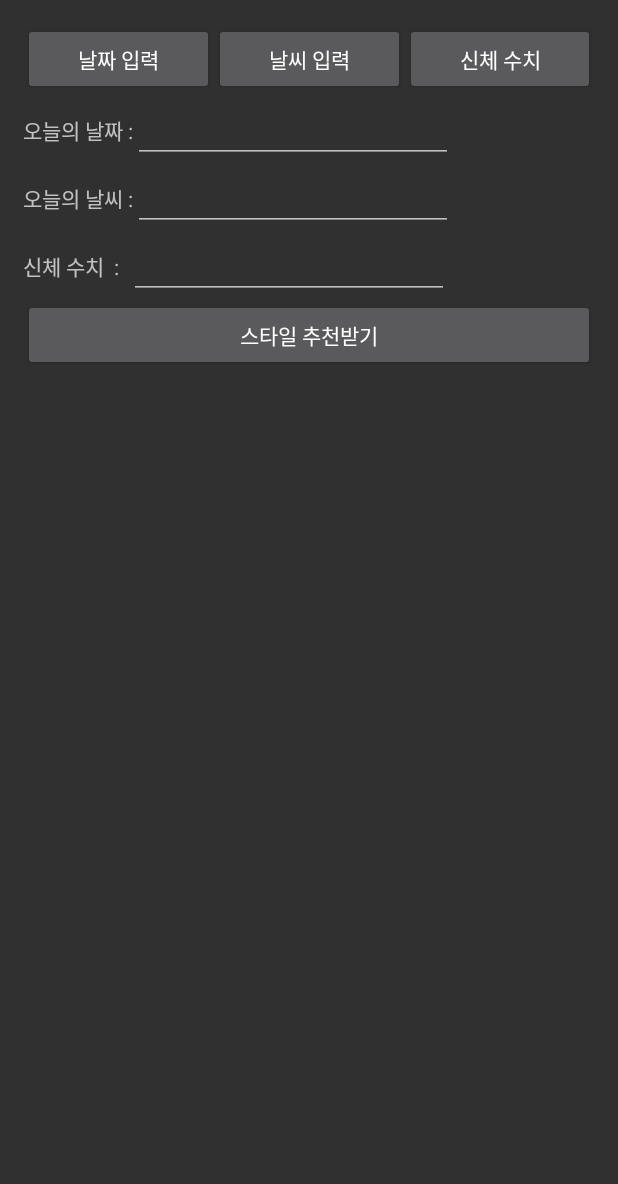
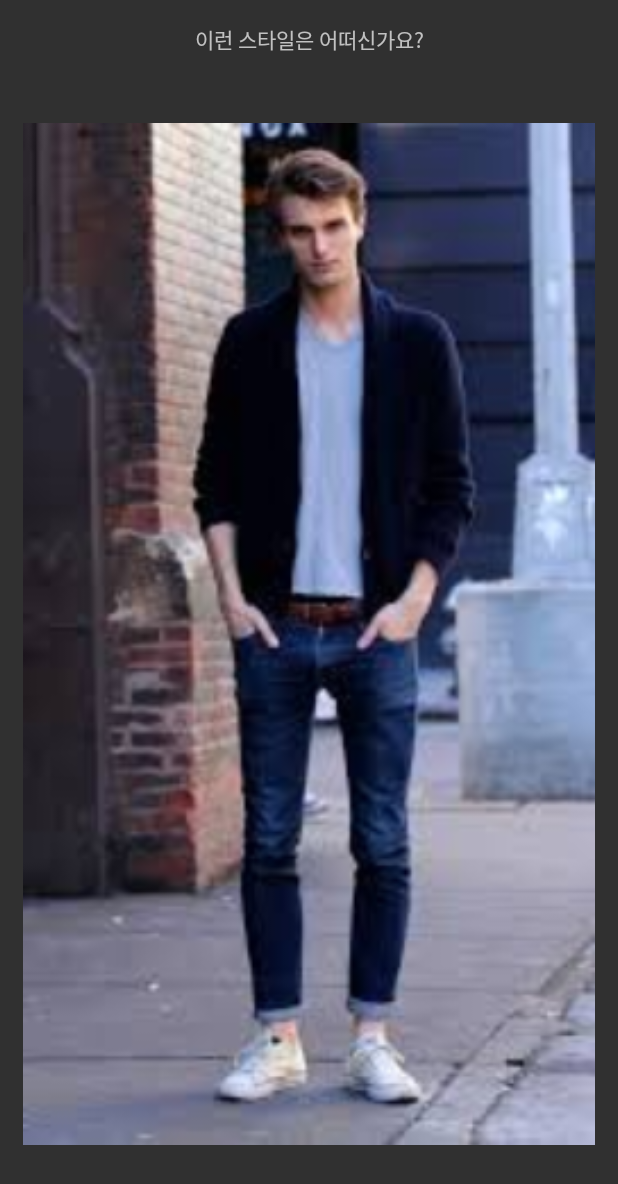
Before and after one commit to uiopuipo/Android, an Android app: the screen it shows after launch (MainActivity before the commit, StyleActivity after it), after a tap on "스타일 추천받기", on a phone screen of 412 x 824 dp. Shown: the top 1184 px of the screen. Run offline under Robolectric (Android 15) with nearby library versions, the phone set to English and light mode, and no system bars.

Commit message:
5월 29일 StyleActivity 제외하고 완성

```diff
--- a/app/src/main/java/com/example/jks/project/DateActivity.java
+++ b/app/src/main/java/com/example/jks/project/DateActivity.java
@@ -32,7 +32,8 @@ public class DateActivity extends AppCompatActivity {
         button.setOnClickListener(new View.OnClickListener() {
             public void onClick(View v) {
                 Intent intent = new Intent();
-                intent.putExtra("DATE_DATA", editText.getText().toString());
+                intent.putExtra("DATE_DATA1", editText.getText().toString());
+                intent.putExtra("DATE_DATA2",mMonth+1);
                 setResult(RESULT_OK, intent);
                 finish();
             }
--- a/app/src/main/java/com/example/jks/project/MainActivity.java
+++ b/app/src/main/java/com/example/jks/project/MainActivity.java
@@ -27,8 +27,11 @@ public class MainActivity extends AppCompatActivity implements View.OnClickListe
     final static int WEATHER_CODE = 2;
     final static int PERSONAL_CODE = 3;
     final static int STYLE_CODE = 4;
-    EditText editText1, editText2, editText3, editText4;
+    EditText editText1, editText2, editText3, editText4, editText5;
     double bmi;
+    int month;
+    String weather;
+    double temperature;
 
     @Override
     protected void onCreate(Bundle savedInstanceState) {
@@ -41,6 +44,8 @@ public class MainActivity extends AppCompatActivity implements View.OnClickListe
         editText1 = (EditText) findViewById(R.id.MeditText1);
         editText2 = (EditText) findViewById(R.id.MeditText2);
         editText3 = (EditText) findViewById(R.id.MeditText3);
+        editText4 = (EditText) findViewById(R.id.MeditText4);
+        editText5 = (EditText) findViewById(R.id.MeditText5);
     }
 
     private boolean isEmpty(EditText etText) {
@@ -67,14 +72,18 @@ public class MainActivity extends AppCompatActivity implements View.OnClickListe
                 if(isEmpty(editText1) || isEmpty(editText2) || isEmpty(editText3)) {
                     Toast.makeText(getApplicationContext(), "정보를 입력하세요."
                             ,Toast.LENGTH_SHORT).show();
+                    intent = new Intent(MainActivity.this, StyleActivity.class);
+                    intent.putExtra("MAIN_DATA1", month); // 날짜 -> 계절
+                    intent.putExtra("MAIN_DATA2", weather); // 날씨 -> 우산체크
+                    intent.putExtra("MAIN_DATA3", temperature); // 온도 -> 옷의 두께
+                    intent.putExtra("MAIN_DATA4", bmi); // bmi -> 스타일
+                    startActivityForResult(intent, STYLE_CODE);
                 } else {
                     intent = new Intent(MainActivity.this, StyleActivity.class);
-                    intent.putExtra("MAIN_DATA1", bmi); // 날짜 -> 계절
-                    intent.putExtra("MAIN_DATA2", bmi); // 날씨 -> 옷의 두께, 우산체크
-                    intent.putExtra("MAIN_DATA3", bmi); //
-                    intent.putExtra("MAIN_DATA4", bmi);
-                    intent.putExtra("MAIN_DATA5", bmi);
-                    //위의 3개의 결과를 바탕으로 값을 계산해 인텐트로 넘긴다.
+                    intent.putExtra("MAIN_DATA1", month); // 날짜 -> 계절
+                    intent.putExtra("MAIN_DATA2", weather); // 날씨 -> 우산체크
+                    intent.putExtra("MAIN_DATA3", temperature); // 온도 -> 옷의 두께
+                    intent.putExtra("MAIN_DATA4", bmi); // bmi -> 스타일
                     startActivityForResult(intent, STYLE_CODE);
                 }
                 break;
@@ -85,13 +94,16 @@ public class MainActivity extends AppCompatActivity implements View.OnClickListe
     protected void onActivityResult(int requestCode, int resultCode, Intent data){
         if(requestCode == DATE_CODE) {
             if(resultCode == RESULT_OK) {
-                editText1.setText(data.getStringExtra("DATE_DATA"));
+                editText1.setText(data.getStringExtra("DATE_DATA1"));
+                month = data.getIntExtra("DATE_DATA2", 0);
             }
         }else if(requestCode == WEATHER_CODE) {
             if(resultCode == RESULT_OK) {
-                String string1 = data.getStringExtra("WEATHER_DATA1");
-                String string2 = data.getStringExtra("WEATHER_DATA2");
-                editText2.setText("날씨: " +string1 +", 온도 : "+ string2 +"도");
+                weather = data.getStringExtra("WEATHER_DATA1");
+                String string = data.getStringExtra("WEATHER_DATA2");
+                temperature = Double.parseDouble(string.toString());
+                editText2.setText("날씨: " +weather);
+                editText3.setText("온도 : "+ temperature +"도");
             }
         }else if(requestCode == PERSONAL_CODE) {
             if(resultCode == RESULT_OK) {
@@ -100,11 +112,11 @@ public class MainActivity extends AppCompatActivity implements View.OnClickListe
                 double height = Double.parseDouble(string1.toString());
                 double weight = Double.parseDouble(string2.toString());
                 bmi = weight / ((height/100) * (height/100));
-                editText3.setText("키 : " + string1 + ", 몸무게 : " + string2);
+                editText4.setText("키 : " + string1 + "m");
+                editText5.setText("몸무게 : " + string2 + "kg");
             }
         }else if(requestCode == STYLE_CODE) {
             if(resultCode == RESULT_OK) {
-                editText4.setText(data.getStringExtra("STYLE_DATA"));
             }
         }
     }
--- a/app/src/main/java/com/example/jks/project/StyleActivity.java
+++ b/app/src/main/java/com/example/jks/project/StyleActivity.java
@@ -1,11 +1,29 @@
 package com.example.jks.project;
 
+import android.content.Intent;
 import android.support.v7.app.ActionBar;
 import android.support.v7.app.AppCompatActivity;
 import android.os.Bundle;
+import android.widget.ImageView;
+import android.widget.TextView;
+import android.widget.Toast;
 
 /*------프로젝트 공동 작업을 위한 설명 공간입니다.------*/ /*
 MainActivity에서 넘겨받은 값에 해당하는 스타일 이미지를 출력한다.
+~5 방한복
+5~15 두꺼운 옷
+15~22 보통 옷
+23~ 얇은 옷
+27~ 더 얇은 옷
+
+BMI수치 ~18.5 저체중
+18.5~22.9 보통~과체중
+23~ 비만
+
+3월~5월 봄
+6월~8월 여름
+9월~10월 가을
+11월~2월 겨울
 */ /*------------------------------------------------------*/
 
 public class StyleActivity extends AppCompatActivity {
@@ -18,5 +36,66 @@ public class StyleActivity extends AppCompatActivity {
         if (actionBar != null) {
             actionBar.hide();
         }
+        Intent intent = getIntent();
+        int month= intent.getIntExtra("MAIN_DATA1", 0); // 날짜 -> 계절
+        String weather = intent.getStringExtra("MAIN_DATA2"); // 날씨 -> 우산체크
+        double temperature = intent.getDoubleExtra("MAIN_DATA3", 0); // 온도 -> 옷의 두께
+        double bmi = intent.getDoubleExtra("MAIN_DATA4", 0); // bmi -> 스타일
+
+        ImageView imageView1 = (ImageView) findViewById(R.id.SimageView1);
+        imageView1.setImageResource(R.drawable.a);
+
+/*
+        switch(month){
+            case 3:case 4:case 5:
+                //봄 옷
+                break;
+            case 6:case 7:case 8:
+                //여름 옷
+                break;
+            case 9:case 10:
+                //가을 옷
+                break;
+            case 11:case 12:case 1:case 2:
+                //겨울 옷
+                break;
+        }
+        switch(weather){
+            case "맑음":
+                break;
+            case "흐림":
+                Toast.makeText(this, "우산을 챙기세요!", Toast.LENGTH_LONG).show();
+                //우산 메시지
+                break;
+            case "비":
+                Toast.makeText(this, "우산을 챙기세요!", Toast.LENGTH_LONG).show();
+                //우산 메시지
+                break;
+            case "눈":
+                Toast.makeText(this, "우산을 챙기세요!", Toast.LENGTH_LONG).show();
+                //우산 메시지
+                break;
+        }
+
+        if(temperature <= 5){
+            //더 두꺼운 옷
+        } else if(temperature > 5 || temperature <= 15){
+            //두꺼운 옷
+        } else if(temperature > 15 || temperature <= 22){
+            //보통 옷
+        } else if(temperature > 22 || temperature <= 27){
+            //얇은 옷
+        } else if(temperature > 27){
+            //더 얇은 옷
+        }
+
+        if(bmi <= 18.5){
+            //저체중
+        } else if(bmi > 18.5 || temperature <= 22.9){
+            //보통
+        } else if(temperature > 22.9) {
+            //비만
+        }
+        */
     }
 }
--- a/app/src/main/java/com/example/jks/project/WeatherActivity.java
+++ b/app/src/main/java/com/example/jks/project/WeatherActivity.java
@@ -24,10 +24,6 @@ import java.lang.reflect.Method;
 kma.go.kr/m/observation/observation_01.jsp
 날씨는 라디오버튼으로 선택하게 하고
 온도도 입력 받고
--10~5도는 옷을 두껍게
-5~15도는 약간 두껍게
-15~20도는 보통
-20~ 얇게
 */ /*------------------------------------------------------*/
 public class WeatherActivity extends AppCompatActivity {
     Intent intent = new Intent();
--- a/app/src/main/res/layout/activity_style.xml
+++ b/app/src/main/res/layout/activity_style.xml
@@ -1,8 +1,22 @@
 <?xml version="1.0" encoding="utf-8"?>
 <LinearLayout xmlns:android="http://schemas.android.com/apk/res/android"
+    xmlns:app="http://schemas.android.com/apk/res-auto"
     xmlns:tools="http://schemas.android.com/tools"
     android:layout_width="match_parent"
     android:layout_height="match_parent"
+    android:orientation="vertical"
+    android:padding="15dp"
     tools:context="com.example.jks.project.StyleActivity">
 
+    <TextView
+        android:id="@+id/StextView1"
+        android:layout_width="match_parent"
+        android:layout_height="wrap_content"
+        android:gravity="center"
+        android:text="이런 스타일은 어떠신가요?" />
+
+    <ImageView
+        android:id="@+id/SimageView1"
+        android:layout_width="match_parent"
+        android:layout_height="match_parent"/>
 </LinearLayout>
```
Also changed, not shown: app/src/main/res/layout/activity_main.xml (+21 -6 lines), app/src/main/res/drawable/a.jpg (added), app/src/main/res/drawable/b.jpg (added), app/src/main/res/drawable/c.jpg (added), app/src/main/res/drawable/d.jpg (added), app/src/main/res/drawable/e.jpg (added), app/src/main/res/drawable/f.jpg (added), app/src/main/res/drawable/g.jpg (added).
